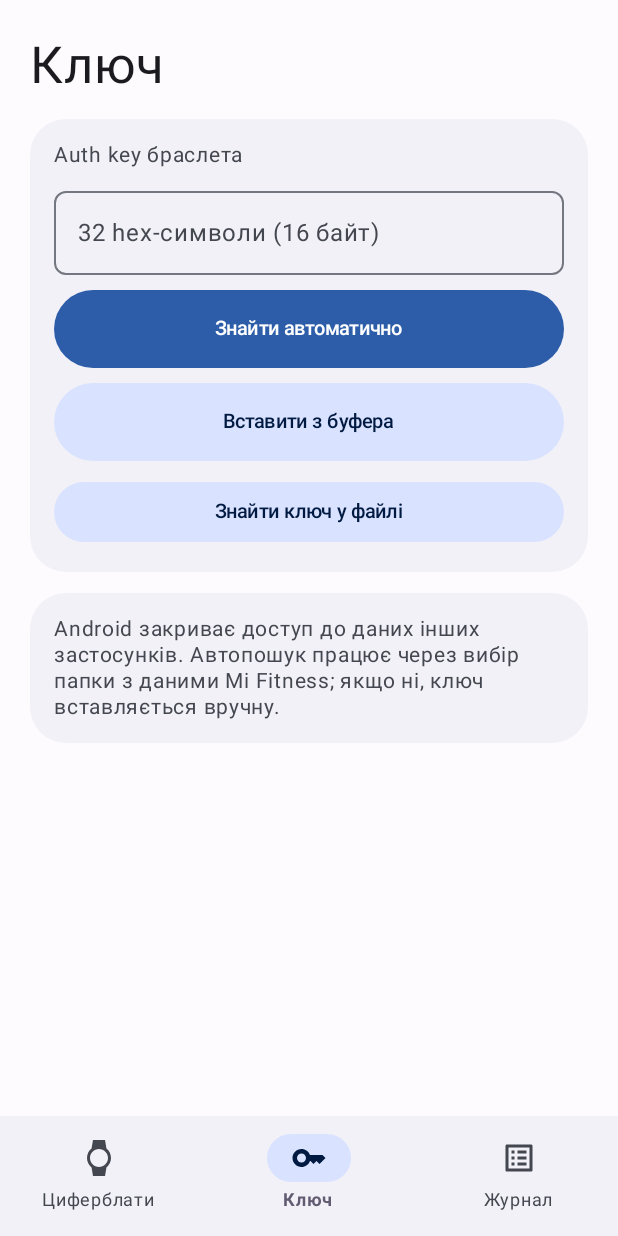
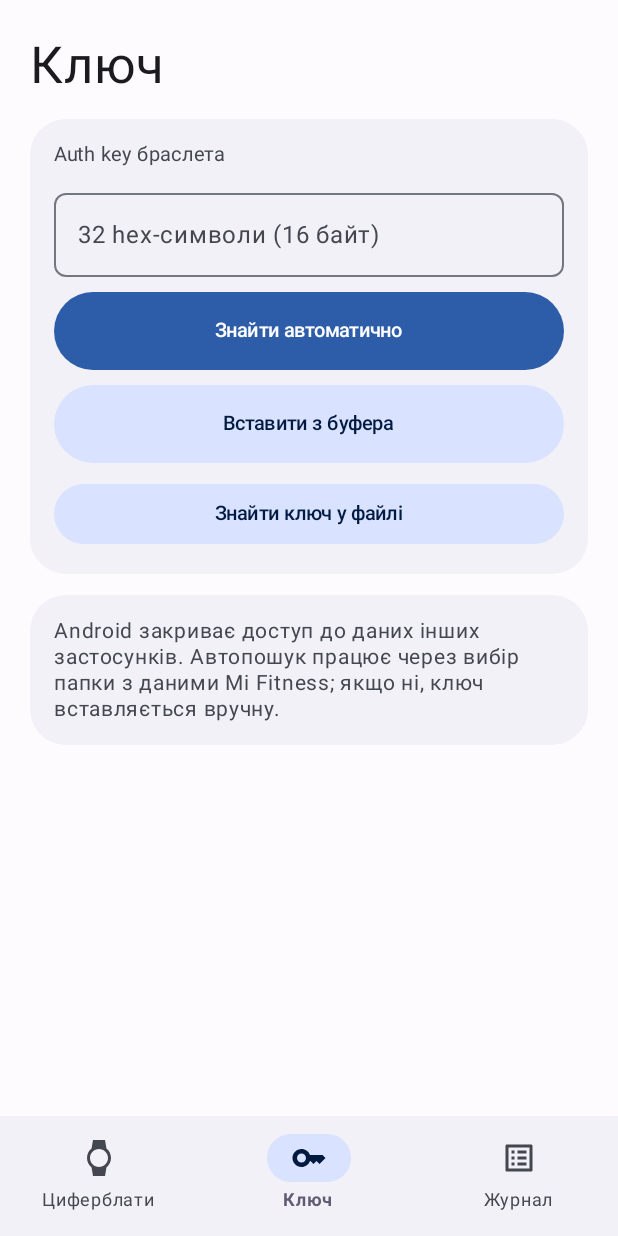
Before and after one commit to hunt2121/iosmiface, an Android app built with Jetpack Compose: the screen it shows after launch (MainActivity), item 2 of the bottom bar chosen, on a phone screen of 412 x 824 dp. Run offline under Robolectric (Android 15) with nearby library versions, the phone set to English and light mode, and no system bars.

Commit message:
Android: єдині токени дизайну (tokens.json → Design.kt і CSS)
Co-Authored-By: Claude Sonnet 5.5 <noreply@anthropic.com>
Claude-Session: https://claude.ai/code/session_01WysSwiNnPXkBgFifEqasra

```diff
--- /dev/null
+++ b/android/app/src/main/kotlin/com/bandface/app/Design.kt
@@ -0,0 +1,27 @@
+package com.bandface.app
+
+import androidx.compose.ui.unit.dp
+import androidx.compose.ui.unit.sp
+
+// Згенеровано з android/design/tokens.json (design/gen.py). Не редагувати вручну.
+object Dim {
+    val screenH = 20.dp
+    val titleTop = 24.dp
+    val titleBottom = 16.dp
+    val cardGap = 14.dp
+    val cardPad = 16.dp
+    val titleGap = 18.dp
+    val innerGap = 10.dp
+    val bottom = 16.dp
+    val radius = 24.dp
+}
+
+object Type {
+    val screenTitle = 34.sp
+    val cardTitle = 13.sp
+    val body = 17.sp
+    val bodySmall = 13.sp
+    val caption = 12.sp
+    val button = 13.sp
+    val mono = 12.sp
+}
--- a/android/app/src/main/kotlin/com/bandface/app/MainActivity.kt
+++ b/android/app/src/main/kotlin/com/bandface/app/MainActivity.kt
@@ -93,17 +93,6 @@ private val DarkScheme = darkColorScheme(
 )
 private val Green = Color(0xFF1B7A3E)
 
-/** Єдині відступи для всіх екранів. */
-private object Dim {
-    val screenH = 20.dp      // поля екрана зліва й справа
-    val titleTop = 24.dp     // над заголовком екрана
-    val titleBottom = 16.dp  // між заголовком і першою карткою
-    val cardGap = 14.dp      // між картками
-    val cardPad = 16.dp      // всередині картки з усіх боків
-    val titleGap = 16.dp     // малий заголовок: зверху від краю картки і знизу до вмісту однаково
-    val innerGap = 10.dp     // між елементами всередині картки
-    val bottom = 16.dp       // під останньою карткою
-}
 
 class MainActivity : ComponentActivity() {
     private val vm: MainViewModel by viewModels()
@@ -148,7 +137,7 @@ fun App(vm: MainViewModel) {
             Column(Modifier.padding(pad).fillMaxSize().statusBarsPadding().padding(horizontal = Dim.screenH)) {
                 Text(
                     stringResource(listOf(R.string.tab_faces, R.string.tab_key, R.string.tab_log)[tab]),
-                    fontSize = 34.sp, modifier = Modifier.padding(top = Dim.titleTop, bottom = Dim.titleBottom),
+                    fontSize = Type.screenTitle, modifier = Modifier.padding(top = Dim.titleTop, bottom = Dim.titleBottom),
                 )
                 when (tab) {
                     0 -> FacesTab(vm)
@@ -163,10 +152,10 @@ fun App(vm: MainViewModel) {
 
 @Composable
 private fun SectionCard(title: String, content: @Composable () -> Unit) {
-    Surface(Modifier.fillMaxWidth(), shape = RoundedCornerShape(24.dp), color = MaterialTheme.colorScheme.surfaceVariant) {
+    Surface(Modifier.fillMaxWidth(), shape = RoundedCornerShape(Dim.radius), color = MaterialTheme.colorScheme.surfaceVariant) {
         Column(Modifier.padding(Dim.cardPad)) {
             if (title.isNotEmpty()) {
-                Text(title, fontSize = 14.sp, color = MaterialTheme.colorScheme.onSurfaceVariant)
+                Text(title, fontSize = Type.cardTitle, color = MaterialTheme.colorScheme.onSurfaceVariant)
                 Spacer(Modifier.height(Dim.titleGap))
             }
             Column(verticalArrangement = Arrangement.spacedBy(Dim.innerGap)) { content() }
@@ -182,12 +171,12 @@ private fun Tonal(text: String, enabled: Boolean = true, color: Color? = null, m
             containerColor = MaterialTheme.colorScheme.secondaryContainer,
             contentColor = color ?: MaterialTheme.colorScheme.onSecondaryContainer,
         ),
-    ) { Text(text, fontWeight = FontWeight.Medium, fontSize = 13.sp, maxLines = 1) }
+    ) { Text(text, fontWeight = FontWeight.Medium, fontSize = Type.button, maxLines = 1) }
 }
 
 @Composable
 private fun Primary(text: String, enabled: Boolean = true, modifier: Modifier = Modifier, onClick: () -> Unit) {
-    Button(onClick, modifier.height(48.dp), enabled = enabled, contentPadding = PaddingValues(horizontal = 12.dp)) { Text(text, fontWeight = FontWeight.Medium, fontSize = 13.sp, maxLines = 1) }
+    Button(onClick, modifier.height(48.dp), enabled = enabled, contentPadding = PaddingValues(horizontal = 12.dp)) { Text(text, fontWeight = FontWeight.Medium, fontSize = Type.button, maxLines = 1) }
 }
 
 @Composable
@@ -208,7 +197,7 @@ fun FacesTab(vm: MainViewModel) {
             if (name != null) {
                 Row(verticalAlignment = Alignment.CenterVertically) {
                     Column(Modifier.weight(1f)) {
-                        Text(name, fontSize = 17.sp, maxLines = 1)
+                        Text(name, fontSize = Type.body, maxLines = 1)
                         Row(verticalAlignment = Alignment.CenterVertically) {
                             Box(Modifier.size(9.dp).clip(CircleShape).background(Green))
                             Text("  " + stringResource(R.string.connected, "").trimEnd(' ', ':').trim(), color = Green, fontSize = 14.sp)
```
Also changed, not shown: 3 other files.
